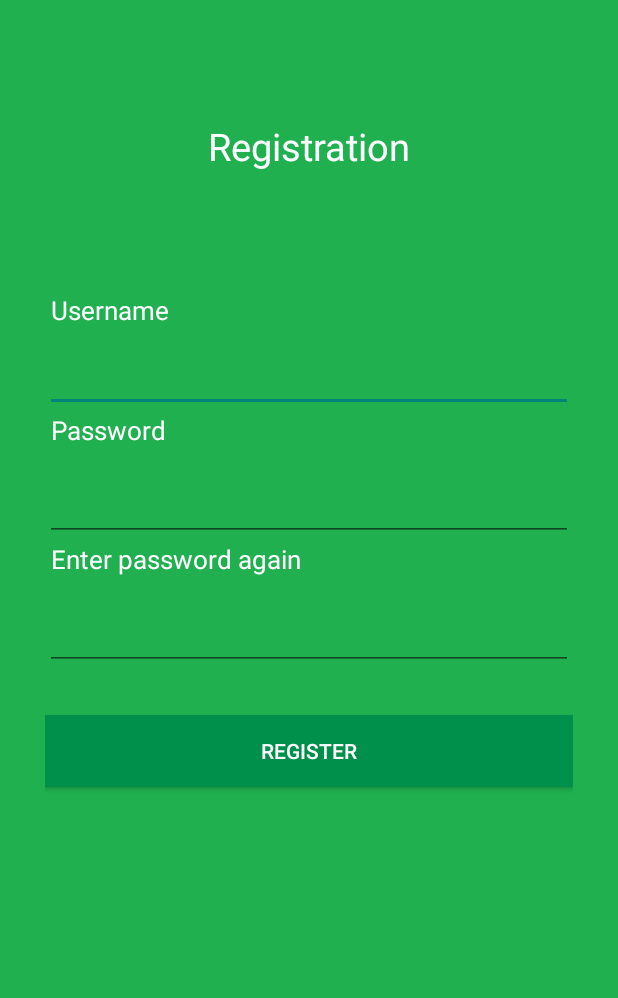
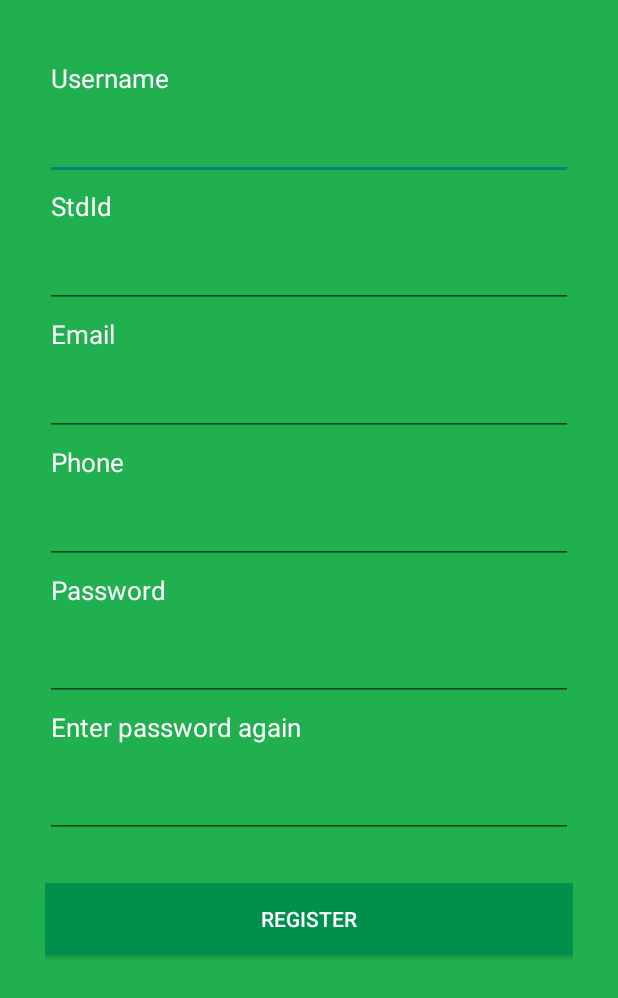
Before and after one commit to SpikerYang/Shared-Dorm, an Android app: the atyRegister screen opened directly, with no data from a screen before it, after a tap on "REGISTER", on a phone screen of 412 x 824 dp. Shown: the top 998 px of the screen. Run offline under Robolectric (Android 15) with nearby library versions, the phone set to English and light mode, and no system bars.

Commit message:
register server connected!

```diff
--- a/app/build.gradle
+++ b/app/build.gradle
@@ -28,4 +28,6 @@ dependencies {
     androidTestImplementation 'com.android.support.test:runner:1.0.2'
     androidTestImplementation 'com.android.support.test.espresso:espresso-core:3.0.2'
     implementation 'com.squareup.okhttp3:okhttp-ws:3.4.2'
+    implementation 'com.google.code.gson:gson:2.8.5'
+    implementation 'com.squareup.okio:okio:2.2.2'
 }
--- a/app/src/main/AndroidManifest.xml
+++ b/app/src/main/AndroidManifest.xml
@@ -4,6 +4,7 @@
 
     <uses-permission android:name="android.permission.BLUETOOTH" />
     <uses-permission android:name="android.permission.BLUETOOTH_ADMIN" />
+    <uses-permission android:name="android.permission.INTERNET"/>
 
     <application
         android:name=".appUser"
--- a/app/src/main/java/com/example/myapp/appUser.java
+++ b/app/src/main/java/com/example/myapp/appUser.java
@@ -3,7 +3,7 @@ package com.example.myapp;
 import android.app.Application;
 
 public class appUser extends Application {
-    static final String Server = "www.baidu.com";
+    static final String Server = "http://47.100.99.193:80/";
     private boolean isLogin = false;
     private String Username;
     private String Password;
--- a/app/src/main/java/com/example/myapp/atyLogin.java
+++ b/app/src/main/java/com/example/myapp/atyLogin.java
@@ -54,7 +54,7 @@ public class atyLogin extends AppCompatActivity implements View.OnClickListener
                 .add("Password", etPassword.getText().toString())
                 .build();
         final Request request = new Request.Builder()
-                .url(user.Server)
+                .url(user.Server + "@string/login")
                 .post(formBody)
                 .build();
         Call call = client.newCall(request);
--- a/app/src/main/java/com/example/myapp/atyRegister.java
+++ b/app/src/main/java/com/example/myapp/atyRegister.java
@@ -8,19 +8,30 @@ import android.widget.Button;
 import android.widget.EditText;
 import android.widget.Toast;
 
+import com.google.gson.Gson;
+
+import org.json.JSONException;
+import org.json.JSONObject;
+
 import java.io.IOException;
 
 import okhttp3.Call;
 import okhttp3.Callback;
 import okhttp3.FormBody;
+import okhttp3.MediaType;
 import okhttp3.OkHttpClient;
 import okhttp3.Request;
+import okhttp3.RequestBody;
 import okhttp3.Response;
 
 public class atyRegister extends AppCompatActivity {
     private EditText etResUserrname;
+    private EditText etResEmail;
+    private EditText etResId;
+    private EditText etResPhone;
     private EditText etResPassword;
     private EditText etRePassword;
+
     @Override
     protected void onCreate(Bundle savedInstanceState) {
         super.onCreate(savedInstanceState);
@@ -28,6 +39,9 @@ public class atyRegister extends AppCompatActivity {
         etResUserrname = findViewById(R.id.etResUsername); // Initiate
         etResPassword = findViewById(R.id.etResPassword);
         etRePassword = findViewById(R.id.etRePassword);
+        etResEmail = findViewById(R.id.etResEmail);
+        etResId = findViewById(R.id.etResId);
+        etResPhone = findViewById(R.id.etResPhone);
 
         findViewById(R.id.btnResRegister).setOnClickListener(new View.OnClickListener() {
             @Override
@@ -35,6 +49,10 @@ public class atyRegister extends AppCompatActivity {
                 String username = etResUserrname.getText().toString();
                 String password = etResPassword.getText().toString();
                 String repassword = etRePassword.getText().toString();
+                String email = etResEmail.getText().toString();
+                String id = etResId.getText().toString();
+                String phone = etResPhone.getText().toString();
+
                 if (!password.equals(repassword)) {
                     Toast.makeText(atyRegister.this, "Passwords you typed in twice are different!", Toast.LENGTH_SHORT).show();
                 } else {
@@ -42,14 +60,24 @@ public class atyRegister extends AppCompatActivity {
                     // OKhttp register
                     appUser user = (appUser) getApplication();
                     OkHttpClient client = new OkHttpClient();
+                    Gson gson = new Gson();
+                    JSONObject jsonObject = new JSONObject();
+                    try {
+                        jsonObject.put("stdId",id);
+                        jsonObject.put("username",username);
+                        jsonObject.put("password",password);
+                        jsonObject.put("email",email);
+                        jsonObject.put("phone",phone);
+                    } catch (JSONException e) {
+                        e.printStackTrace();
+                    }
+                    System.out.println(jsonObject.toString());
 
-                    FormBody formBody = new FormBody.Builder()
-                            .add("Username", username)
-                            .add("Password", password)
-                            .build();
-                    final Request request = new Request.Builder()
-                            .url(user.Server)
-                            .post(formBody)
+                    RequestBody requestBody = FormBody.create(MediaType.parse("application/json; charset=utf-8")
+                            , jsonObject.toString());
+                    Request request = new Request.Builder()
+                            .url(user.Server + "@string/register")
+                            .post(requestBody)
                             .build();
                     Call call = client.newCall(request);
                     call.enqueue(new Callback() {
--- a/app/src/main/res/layout/activity_aty_register.xml
+++ b/app/src/main/res/layout/activity_aty_register.xml
@@ -11,22 +11,10 @@
     android:background="@color/background">
 
     <TextView
-        android:id="@+id/tvResTitle"
-        android:layout_width="match_parent"
-        android:layout_height="wrap_content"
-        android:layout_marginTop="80dp"
-        android:text="Registration"
-        android:gravity="center"
-        android:textColor="@color/white"
-        android:textSize="25dp" />
-
-
-
-    <TextView
         android:id="@+id/tvResUsername"
         android:layout_width="match_parent"
         android:layout_height="wrap_content"
-        android:layout_marginTop="80dp"
+        android:layout_marginTop="40dp"
         android:text=" Username"
         android:textColor="@color/white"
         android:textSize="17dp" />
@@ -37,6 +25,61 @@
         android:layout_height="56dp"
         android:ems="10"
         android:inputType="textPersonName"
+        android:textColor="@color/white"
+        android:text="" />
+
+    <TextView
+        android:id="@+id/tvResId"
+        android:layout_width="match_parent"
+        android:layout_height="wrap_content"
+        android:layout_marginTop="5dp"
+        android:text=" StdId"
+        android:textColor="@color/white"
+        android:textSize="17dp" />
+
+    <EditText
+        android:id="@+id/etResId"
+        android:layout_width="match_parent"
+        android:layout_height="56dp"
+        android:ems="10"
+        android:inputType="textPersonName"
+        android:textColor="@color/white"
+        android:text="" />
+
+    <TextView
+        android:id="@+id/tvEmail"
+        android:layout_width="match_parent"
+        android:layout_height="wrap_content"
+        android:layout_marginTop="5dp"
+        android:text=" Email"
+        android:textColor="@color/white"
+        android:textSize="17dp" />
+
+    <EditText
+        android:id="@+id/etResEmail"
+        android:layout_width="match_parent"
+        android:layout_height="56dp"
+        android:ems="10"
+        android:inputType="textPersonName"
+        android:textColor="@color/white"
+        android:text="" />
+
+    <TextView
+        android:id="@+id/tvResPhone"
+        android:layout_width="match_parent"
+        android:layout_height="wrap_content"
+        android:layout_marginTop="5dp"
+        android:text=" Phone"
+        android:textColor="@color/white"
+        android:textSize="17dp" />
+
+    <EditText
+        android:id="@+id/etResPhone"
+        android:layout_width="match_parent"
+        android:layout_height="56dp"
+        android:ems="10"
+        android:inputType="textPersonName"
+        android:textColor="@color/white"
         android:text="" />
 
     <TextView
@@ -44,6 +87,7 @@
         android:layout_width="match_parent"
         android:layout_height="30dp"
         android:textColor="@color/white"
+        android:layout_marginTop="5dp"
         android:textSize="17dp"
         android:text=" Password" />
 
@@ -61,6 +105,7 @@
         android:layout_width="match_parent"
         android:layout_height="30dp"
         android:textColor="@color/white"
+        android:layout_marginTop="5dp"
         android:textSize="17dp"
         android:text=" Enter password again" />
 
--- a/app/src/main/res/values/strings.xml
+++ b/app/src/main/res/values/strings.xml
@@ -1,3 +1,5 @@
 <resources>
     <string name="app_name">SharedRoomAdministration</string>
+    <string name="login">/php/user/Login.php</string>
+    <string name="register">/php/user/Register.php</string>
 </resources>
```
